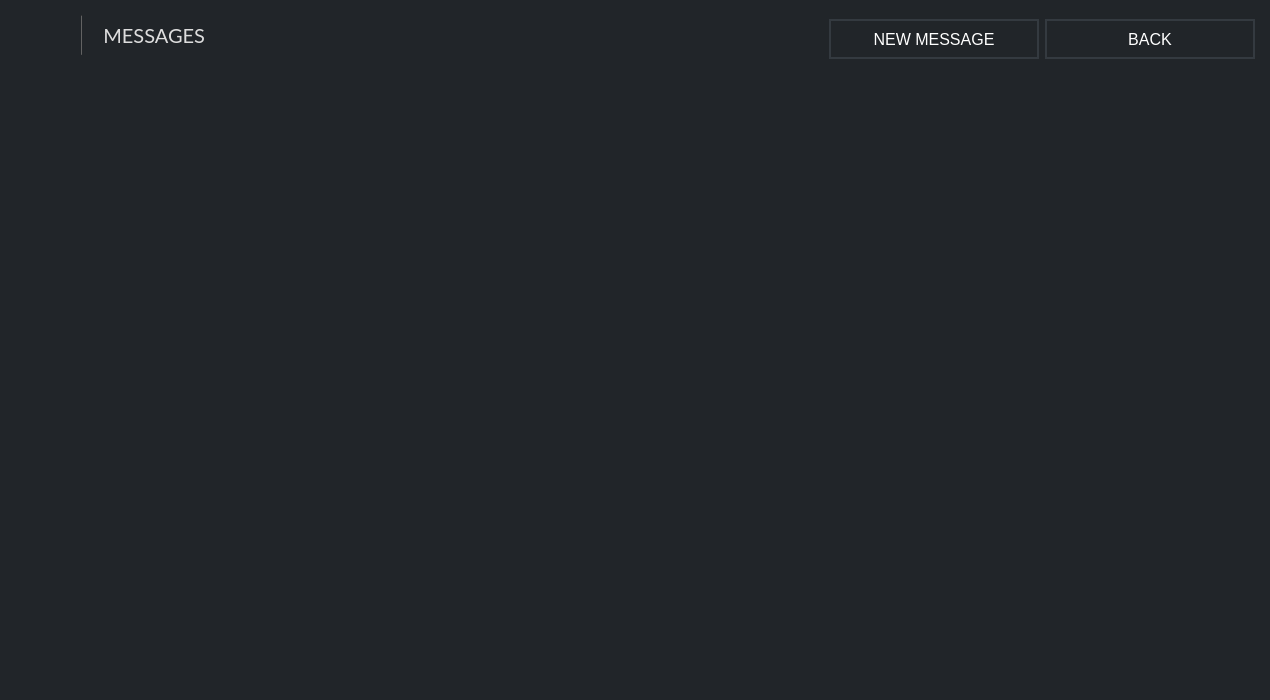
This is src/gui/ui/messagesframe.ui in ConcealNetwork/conceal-desktop as Qt 5 draws it before an edit. The edited form follows.
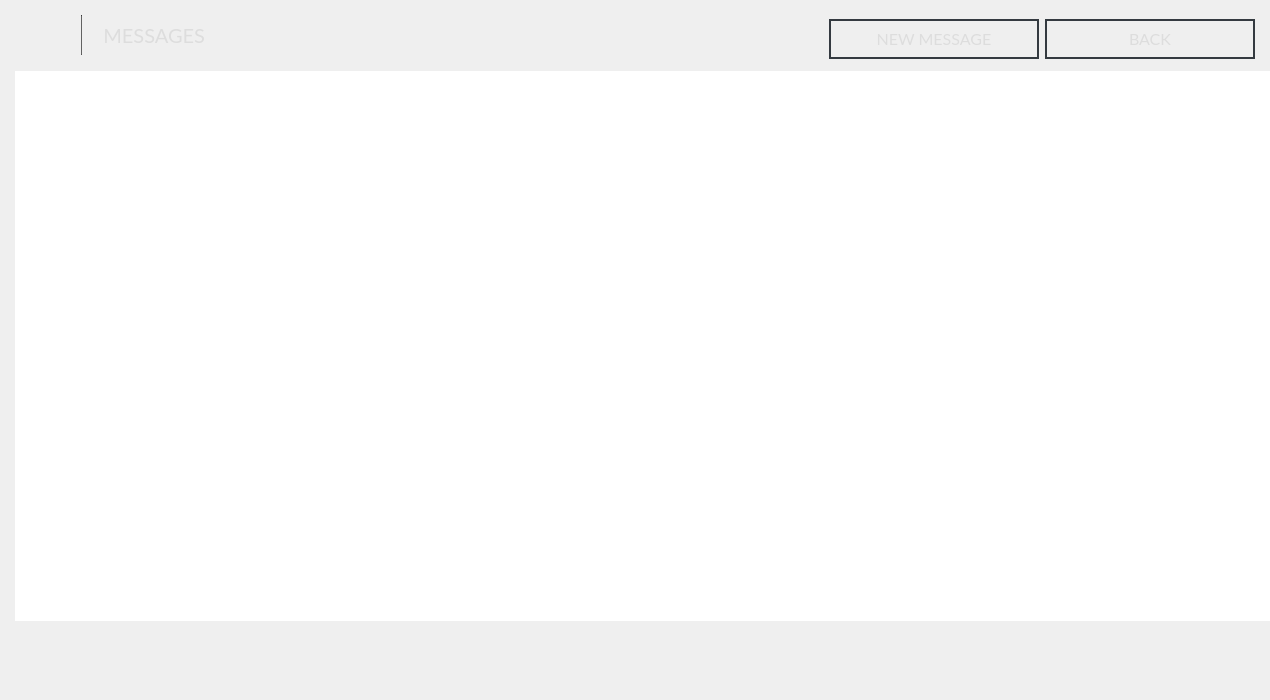
This is the edited form. Icons and pictures are not drawn.

Diff of the .ui file:
```diff
--- a/src/gui/ui/messagesframe.ui
+++ b/src/gui/ui/messagesframe.ui
@@ -26,7 +26,37 @@
    <string>Frame</string>
   </property>
   <property name="styleSheet">
-   <string notr="true">background-color: #212529; color: #eee;</string>
+   <string notr="true">background-color: #212529;
+border: 0px;
+color: #aaaaaa;
+
+QHeaderView::section {
+background-color: #282d31; 
+   color: #ddd;
+	font-family: Lato;
+    border: 0px solid white;
+border-bottom: 1px solid orange;
+   height: 30px;
+
+}
+
+QTreeView::item {
+    color: #ddd;
+    height: 35px;
+}
+
+QTreeView::branch:selected {
+  background-color: orange;
+  color: black;
+}
+
+QWidget:item:selected {
+  font-family: Lato;
+  background-color: #282d31;
+  color: #ddd;
+}
+font-size: 15px;
+font-family: Lato;</string>
   </property>
   <property name="frameShape">
    <enum>QFrame::NoFrame</enum>
@@ -127,11 +157,12 @@
        </property>
        <property name="font">
         <font>
+         <family>Lato</family>
          <pointsize>-1</pointsize>
         </font>
        </property>
        <property name="styleSheet">
-        <string notr="true">color: white; border: 2px solid #343a40; font-size: 16px;</string>
+        <string notr="true">color: #ddd; border: 2px solid #343a40; font-size: 16px;</string>
        </property>
        <property name="text">
         <string>NEW MESSAGE</string>
@@ -160,11 +191,12 @@
        </property>
        <property name="font">
         <font>
+         <family>Lato</family>
          <pointsize>-1</pointsize>
         </font>
        </property>
        <property name="styleSheet">
-        <string notr="true">color: white; border: 2px solid #343a40; font-size: 16px;</string>
+        <string notr="true">color: #ddd; border: 2px solid #343a40; font-size: 16px;</string>
        </property>
        <property name="text">
         <string>BACK</string>
```
Left out of the diff: 28 changed lines with no effect on the pictures.
